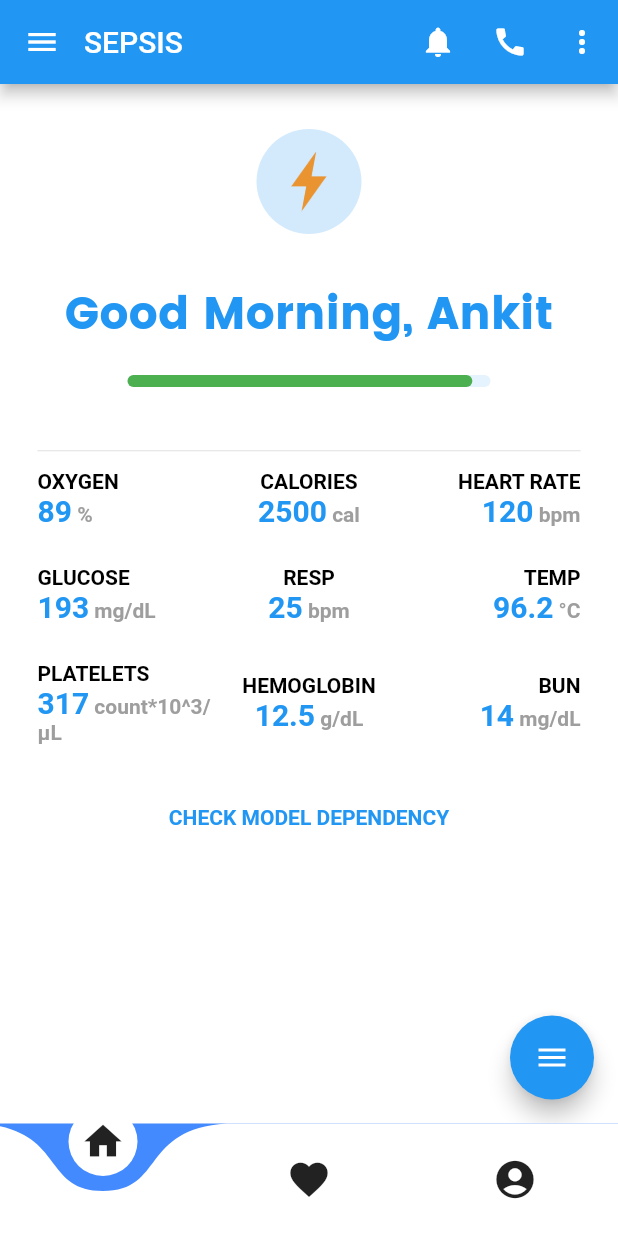
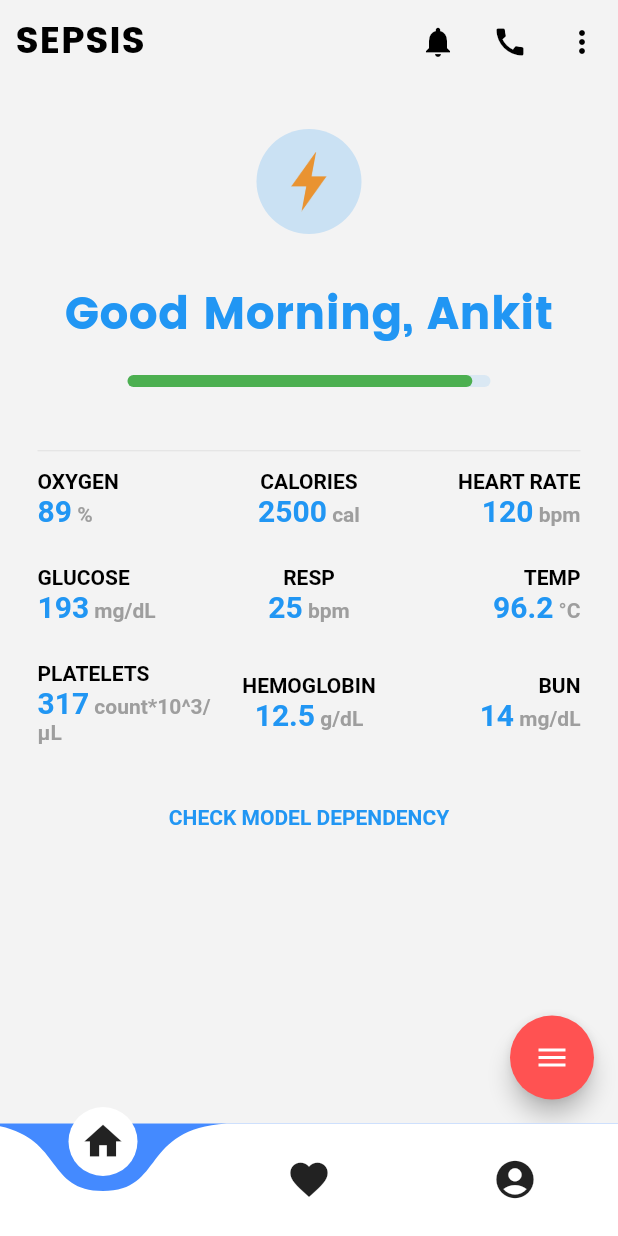
Before and after one commit to ankitvashisht12/sepsis-app, a Flutter app: the screen it shows after launch, on a phone screen of 412 x 824 dp. Run offline on Flutter 3.47's test engine with Material 2 defaults, Android fonts, the phone set to English and light mode, and no system bars; drawn by our look-alikes of curved_navigation_bar, flutter_speed_dial, percent_indicator.

```diff
--- a/lib/screens/dashboard.dart
+++ b/lib/screens/dashboard.dart
@@ -130,31 +130,47 @@ class _DashboardState extends State<Dashboard> {
 
   @override
   Widget build(BuildContext context) {
+
+
+    final Color bgColor = Color(0xffF3F3F3);
+
     return Scaffold(
-      backgroundColor: Colors.white,
+      backgroundColor: bgColor,
       appBar: AppBar(
-        title: Text("SEPSIS"),
-        leading: IconButton(
-          icon: Icon(Icons.menu),
-          onPressed: () {},
+        backgroundColor: Colors.transparent,
+        elevation: 0.0,
+        title: Text("SEPSIS",
+          style: TextStyle(
+            fontSize: 25.0,
+            fontFamily: 'Poppins',
+            color: Colors.black,
+            fontWeight: FontWeight.bold,
+          ),
         ),
-        titleSpacing: 0.0,
+
+        titleSpacing: 10.0,
         actions: <Widget>[
           IconButton(
             icon: Icon(Icons.notifications),
+            color: Colors.black,
             onPressed: () {},
           ),
           IconButton(
             icon: Icon(Icons.call),
+            color: Colors.black,
             onPressed: () {},
           ),
           IconButton(
             icon: Icon(Icons.more_vert),
+            color: Colors.black,
             onPressed: () {},
           )
         ],
       ),
+
+
       floatingActionButton: SpeedDial(
+        backgroundColor: Colors.redAccent,
         animatedIcon: AnimatedIcons.menu_close,
         children: [
           SpeedDialChild(
--- a/pubspec.yaml
+++ b/pubspec.yaml
@@ -28,6 +28,7 @@ dependencies:
   curved_navigation_bar: ^0.3.1
   flutter_speed_dial:
   http:
+  url_launcher:
 
 
 dev_dependencies:
```
Also changed, not shown: lib/screens/health_tips.dart (+141 -33 lines), pubspec.lock.
